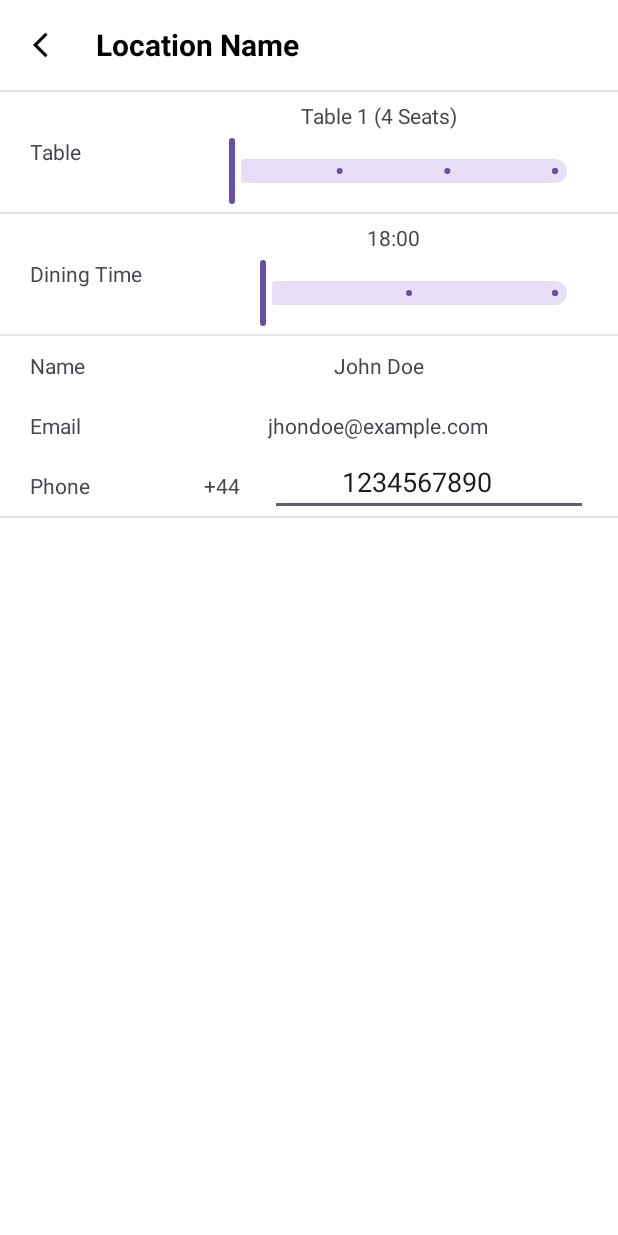
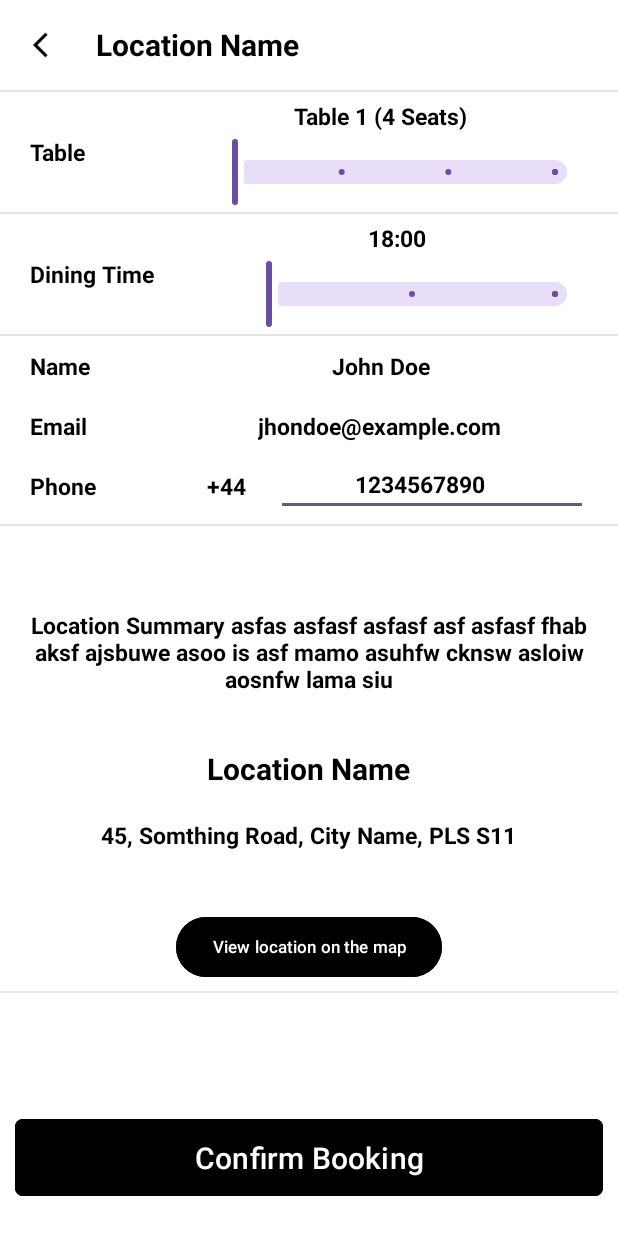
Before and after one commit to mzst-26/Don-tJustEat, an Android app: the booking_summary screen opened directly, with no data from a screen before it, on a phone screen of 412 x 824 dp. Run offline under Robolectric (Android 15) with nearby library versions, the phone set to English and light mode, and no system bars.

Commit message:
Add location summary and confirm booking button
Introduced a location summary section and a map link button to the booking summary layout. Added a confirm booking button that navigates to a test page when clicked which is for now mainActivity. Updated text views to use consistent styles for improved UI appearance.

```diff
--- a/app/src/main/java/com/example/dontjusteat/booking_summary.java
+++ b/app/src/main/java/com/example/dontjusteat/booking_summary.java
@@ -1,6 +1,8 @@
 package com.example.dontjusteat;
 
+import android.content.Intent;
 import android.os.Bundle;
+import android.widget.Button;
 import android.widget.ImageView;
 import android.widget.TextView;
 
@@ -63,6 +65,13 @@ public class booking_summary extends AppCompatActivity {
         initializeNavigationService();
         initializeDiningTimeService(); // Must be init first to setup views
         initializeTableService();      // Depends on Dining Time Service
+
+        Button confirmBookingButton = findViewById(R.id.confirm_booking_button);
+        confirmBookingButton.setOnClickListener(view -> {
+            Intent intent = new Intent(booking_summary.this, MainActivity.class);
+            startActivity(intent);
+        });
+
     }
 
     //I will later replace this with the database data
--- a/app/src/main/res/layout/booking_summary.xml
+++ b/app/src/main/res/layout/booking_summary.xml
@@ -83,7 +83,8 @@
                 android:layout_weight="1"
                 android:gravity="center_vertical"
                 android:paddingLeft="20dp"
-                android:text="Table" />
+                android:text="Table"
+                style="@style/text_normal"/>
 
 
             <LinearLayout
@@ -102,6 +103,7 @@
                     android:text="Table 1"
                     android:gravity="center"
                     android:paddingRight="20dp"
+                    style="@style/text_normal"
                     />
 
                 <com.google.android.material.slider.Slider
@@ -143,7 +145,8 @@
                 android:layout_weight="1"
                 android:gravity="center_vertical"
                 android:paddingLeft="20dp"
-                android:text="Dining Time" />
+                android:text="Dining Time"
+                style="@style/text_normal"/>
 
 
             <LinearLayout
@@ -162,6 +165,7 @@
                     android:text="18:00"
                     android:gravity="center"
                     android:paddingRight="20dp"
+                    style="@style/text_normal"
                     />
 
                 <com.google.android.material.slider.Slider
@@ -201,7 +205,8 @@
                 android:layout_weight="1"
                 android:gravity="center_vertical"
                 android:paddingLeft="20dp"
-                android:text="Name" />
+                android:text="Name"
+                style="@style/text_normal"/>
 
 
             <LinearLayout
@@ -220,6 +225,7 @@
                     android:text=""
                     android:gravity="center"
                     android:paddingRight="20dp"
+                    style="@style/text_normal"
                     />
 
             </LinearLayout>
@@ -240,7 +246,8 @@
                 android:layout_weight="1"
                 android:gravity="center_vertical"
                 android:paddingLeft="20dp"
-                android:text="Email" />
+                android:text="Email"
+                style="@style/text_normal"/>
 
 
             <LinearLayout
@@ -259,6 +266,7 @@
                     android:text=""
                     android:gravity="center"
                     android:paddingRight="20dp"
+                    style="@style/text_normal"
                     />
 
             </LinearLayout>
@@ -278,7 +286,8 @@
                 android:layout_weight="1"
                 android:gravity="center_vertical"
                 android:paddingLeft="20dp"
-                android:text="Phone" />
+                android:text="Phone"
+                style="@style/text_normal"/>
 
 
             <LinearLayout
@@ -295,10 +304,10 @@
                     android:id="@+id/country_code"
                     android:layout_width="wrap_content"
                     android:layout_height="wrap_content"
-
                     android:text="+44"
                     android:gravity="center"
                     android:paddingRight="20dp"
+                    style="@style/text_normal"
                     />
                 <EditText
                     android:id="@+id/phone_number"
@@ -308,6 +317,8 @@
                     android:text=""
                     android:gravity="center"
                     android:paddingRight="20dp"
+                    style="@style/text_normal"
+                    android:textColorHint="@color/black"
                     />
 
             </LinearLayout>
@@ -318,12 +329,98 @@
             android:layout_width="match_parent"
             android:layout_height="1.5dp"
             android:background="#E6E6E6"
+            android:layout_marginTop="5dp"
             />
 
 
     </LinearLayout>
 
 
+
+        <!--Location Summary-->
+
+        <LinearLayout
+            android:layout_width="match_parent"
+            android:layout_height="wrap_content"
+            android:orientation="vertical"
+            android:gravity="center_horizontal"
+            android:paddingTop="40dp"
+            >
+
+            <TextView
+                android:id="@+id/location_summary"
+                android:layout_width="match_parent"
+                android:layout_height="wrap_content"
+                android:text="Location Summary asfas asfasf asfasf asf asfasf fhab aksf ajsbuwe asoo is asf mamo asuhfw cknsw asloiw aosnfw lama siu"
+                android:gravity="center"
+                style="@style/text_normal"
+                android:layout_margin="15dp"
+                />
+
+            <TextView
+                android:id="@+id/location_name"
+                android:layout_width="wrap_content"
+                android:layout_height="wrap_content"
+                android:text="Location Name"
+                android:gravity="center"
+                style="@style/text_title"
+                android:layout_marginTop="20dp"
+                />
+
+            <TextView
+                android:id="@+id/location_address"
+                android:layout_width="wrap_content"
+                android:layout_height="wrap_content"
+                android:text="45, Somthing Road, City Name, PLS S11"
+                android:gravity="center"
+                style="@style/text_normal"
+                android:paddingTop="20dp"
+                />
+
+
+            <!--map link button-->
+            <Button
+                android:id="@+id/location_map_link"
+                android:layout_width="wrap_content"
+                android:layout_height="wrap_content"
+                android:layout_marginTop="40dp"
+                android:text="View location on the map"
+                android:gravity="center"
+                style="@style/AppButton.Primary.Small"
+
+                />
+
+
+        </LinearLayout>
+
+        <!--divider-->
+        <View
+            android:layout_width="match_parent"
+            android:layout_height="1.5dp"
+            android:background="#E6E6E6"
+            android:layout_marginTop="5dp"
+            />
+
+
+        <!--confirm booking-->
+        <LinearLayout
+            android:layout_width="match_parent"
+            android:layout_height="wrap_content"
+            android:padding="10dp"
+            >
+            <Button
+                android:id="@+id/confirm_booking_button"
+                android:layout_width="match_parent"
+                android:layout_height="wrap_content"
+                android:layout_marginTop="70dp"
+                android:text="Confirm Booking"
+                android:gravity="center"
+                style="@style/AppButton.Primary"
+                android:textSize="20dp"
+                android:textColor="@color/white"
+                />
+
+        </LinearLayout>
     </LinearLayout>
 
 
```
